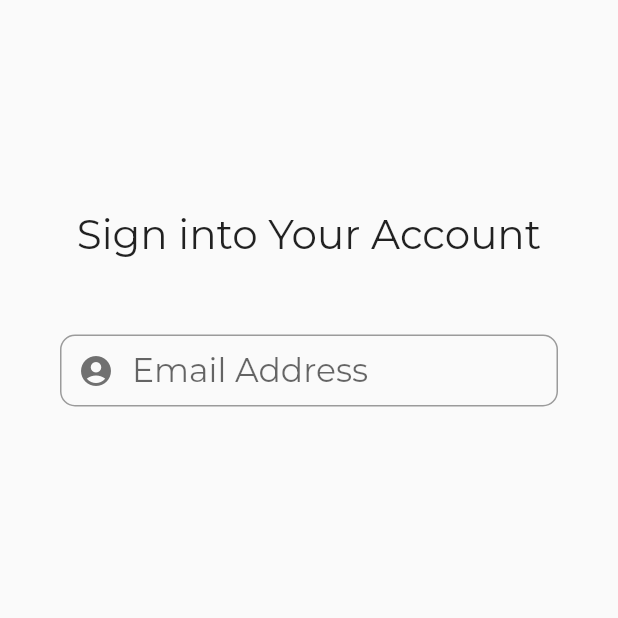
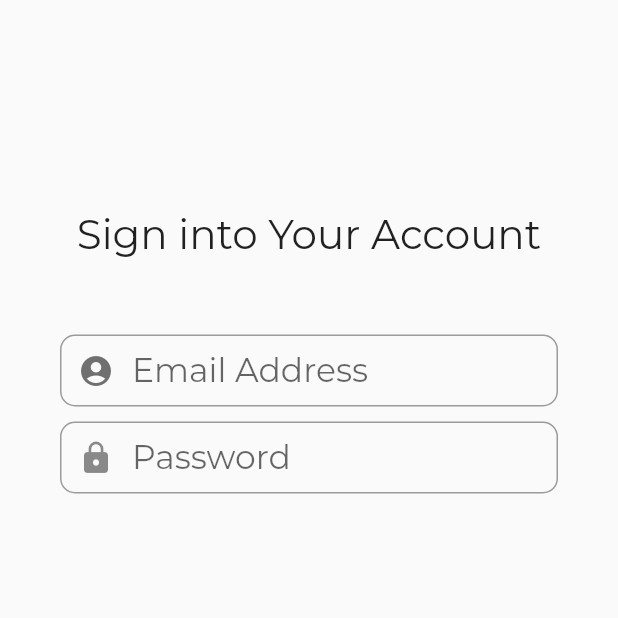
Before and after one commit to NelsonJide-byte/legalprecedent, a Flutter app: the SignIn screen opened directly, on a phone screen of 412 x 824 dp, the top half of it. Run offline on Flutter 3.47's test engine with Material 2 defaults, Android fonts, the phone set to English and light mode, and no system bars; our stand-ins replace google_fonts.

Commit message:
password

```diff
--- a/lib/pages/Login.dart
+++ b/lib/pages/Login.dart
@@ -38,7 +38,20 @@ class _SignInState extends State<SignIn> {
                     contentPadding: EdgeInsets.only(left: 20, top: 20),
                     border: OutlineInputBorder(
                         borderRadius: BorderRadius.all(Radius.circular(10)))),
-              )
+              ),
+              SizedBox(
+                height: 10,
+              ),
+              TextField(
+                style: TextStyle(fontSize: 22),
+                decoration: InputDecoration(
+                  prefixIcon: Icon(Icons.lock),
+                  hintText: "Password",
+                  contentPadding: EdgeInsets.only(left: 20, top: 20),
+                  border: OutlineInputBorder(
+                      borderRadius: BorderRadius.all(Radius.circular(10))),
+                ),
+              ),
             ],
           ),
         ),
```
